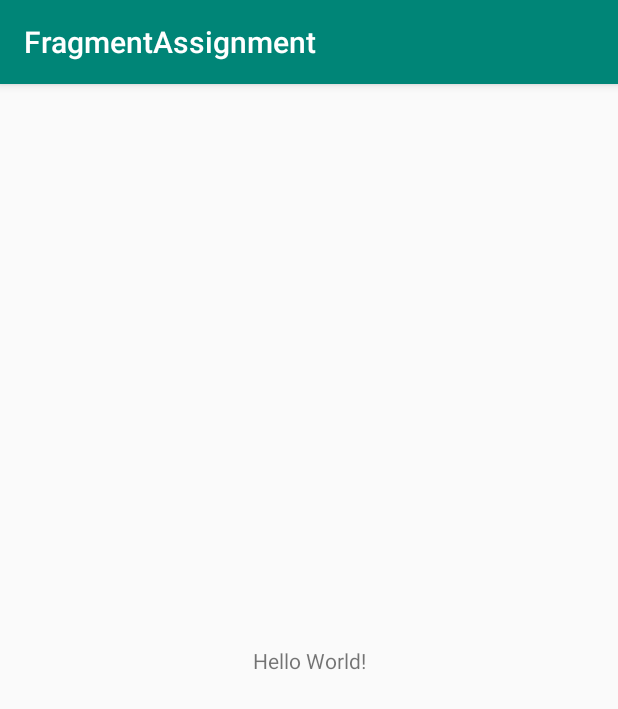
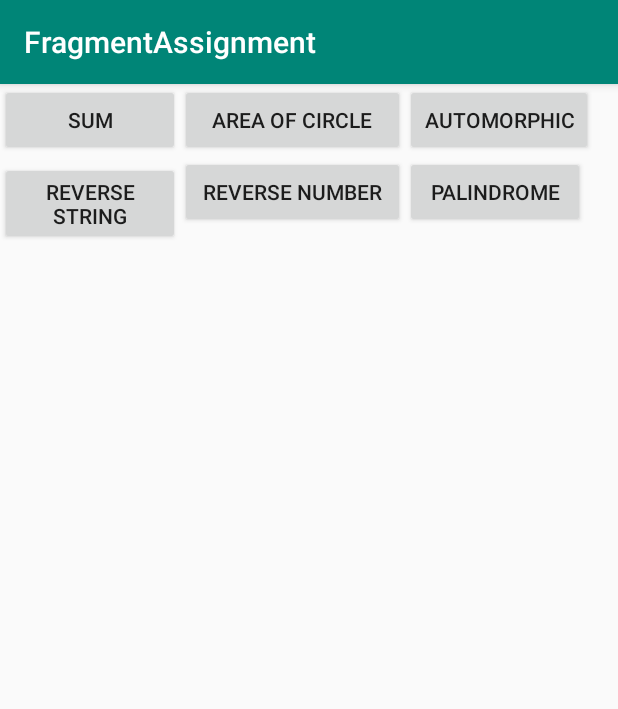
Before and after one commit to acesur/FragmentAssignment, an Android app: the screen it shows after launch (MainActivity), on a phone screen of 412 x 824 dp. Shown: the top 709 px of the screen. Run offline under Robolectric (Android 15) with nearby library versions, the phone set to English and light mode, and no system bars.

Commit message:
Button function creation

```diff
--- a/app/build.gradle
+++ b/app/build.gradle
@@ -23,6 +23,7 @@ dependencies {
     implementation fileTree(dir: 'libs', include: ['*.jar'])
     implementation 'androidx.appcompat:appcompat:1.1.0'
     implementation 'androidx.constraintlayout:constraintlayout:1.1.3'
+    implementation 'androidx.legacy:legacy-support-v4:1.0.0'
     testImplementation 'junit:junit:4.12'
     androidTestImplementation 'androidx.test.ext:junit:1.1.1'
     androidTestImplementation 'androidx.test.espresso:espresso-core:3.2.0'
--- a/app/src/main/java/com/example/fragmentassignment/MainActivity.java
+++ b/app/src/main/java/com/example/fragmentassignment/MainActivity.java
@@ -1,14 +1,89 @@
 package com.example.fragmentassignment;
 
 import androidx.appcompat.app.AppCompatActivity;
+import androidx.fragment.app.FragmentManager;
+import androidx.fragment.app.FragmentTransaction;
 
 import android.os.Bundle;
+import android.view.View;
+import android.widget.Button;
 
-public class MainActivity extends AppCompatActivity {
+import com.example.fragmentassignment.fragments.AreaOfCircle;
+import com.example.fragmentassignment.fragments.AutomorphicFragment;
+import com.example.fragmentassignment.fragments.PalindromeFragment;
+import com.example.fragmentassignment.fragments.ReverseNumFragment;
+import com.example.fragmentassignment.fragments.ReverseStringFragment;
+import com.example.fragmentassignment.fragments.SumFragment;
+
+public class MainActivity extends AppCompatActivity implements View.OnClickListener{
+    Button btnSum, btnArea, btnAutomorphic, btnReverseNum, btnPalindrome, btnReverseString;
+
 
     @Override
     protected void onCreate(Bundle savedInstanceState) {
         super.onCreate(savedInstanceState);
         setContentView(R.layout.activity_main);
+        this.bindControlsAndListeners();
+    }
+    private void bindControlsAndListeners(){
+
+        this.btnSum = findViewById(R.id.btnSum);
+        this.btnSum.setOnClickListener(this);
+
+        this.btnArea = findViewById(R.id.btnArea);
+        this.btnArea.setOnClickListener(this);
+
+        this.btnAutomorphic = findViewById(R.id.btnAutomorphic);
+        this.btnAutomorphic.setOnClickListener(this);
+
+        this.btnReverseNum = findViewById(R.id.btnReverseNum);
+        this.btnReverseNum.setOnClickListener(this);
+
+        this.btnReverseString = findViewById(R.id.btnReverseString);
+        this.btnReverseString.setOnClickListener(this);
+
+        this.btnPalindrome = findViewById(R.id.btnPalindrome);
+        this.btnPalindrome.setOnClickListener(this);
+    }
+
+    @Override
+    public void onClick(View v){
+        FragmentManager fragmentManager = getSupportFragmentManager();
+        FragmentTransaction fragmentTransaction = fragmentManager.beginTransaction();
+        switch (v.getId()){
+            case R.id.btnSum:
+                SumFragment sumFragment = new SumFragment();
+                fragmentTransaction.replace(R.id.fragmentContainer,sumFragment);
+                fragmentTransaction.commit();
+
+                break;
+            case R.id.btnArea:
+                AreaOfCircle areaOfCircle = new AreaOfCircle();
+                fragmentTransaction.replace(R.id.fragmentContainer,areaOfCircle);
+                fragmentTransaction.commit();
+                break;
+            case R.id.btnAutomorphic:
+                AutomorphicFragment automorphicFragment = new AutomorphicFragment();
+                fragmentTransaction.replace(R.id.fragmentContainer,automorphicFragment);
+                fragmentTransaction.commit();
+                break;
+            case R.id.btnReverseNum:
+                ReverseNumFragment reverseNumFragment = new ReverseNumFragment();
+                fragmentTransaction.replace(R.id.fragmentContainer,reverseNumFragment);
+                fragmentTransaction.commit();
+                break;
+            case R.id.btnReverseString:
+                ReverseStringFragment reverseStringFragment = new ReverseStringFragment();
+                fragmentTransaction.replace(R.id.fragmentContainer,reverseStringFragment);
+                fragmentTransaction.commit();
+                break;
+            case R.id.btnPalindrome:
+                PalindromeFragment palindromeFragment = new PalindromeFragment();
+                fragmentTransaction.replace(R.id.fragmentContainer,palindromeFragment);
+                fragmentTransaction.commit();
+                break;
+
+
+        }
     }
 }
--- a/app/src/main/res/layout/activity_main.xml
+++ b/app/src/main/res/layout/activity_main.xml
@@ -1,18 +1,67 @@
 <?xml version="1.0" encoding="utf-8"?>
-<androidx.constraintlayout.widget.ConstraintLayout xmlns:android="http://schemas.android.com/apk/res/android"
+<LinearLayout xmlns:android="http://schemas.android.com/apk/res/android"
     xmlns:app="http://schemas.android.com/apk/res-auto"
     xmlns:tools="http://schemas.android.com/tools"
     android:layout_width="match_parent"
     android:layout_height="match_parent"
+    android:orientation="vertical"
     tools:context=".MainActivity">
 
-    <TextView
-        android:layout_width="wrap_content"
-        android:layout_height="wrap_content"
-        android:text="Hello World!"
-        app:layout_constraintBottom_toBottomOf="parent"
-        app:layout_constraintLeft_toLeftOf="parent"
-        app:layout_constraintRight_toRightOf="parent"
-        app:layout_constraintTop_toTopOf="parent" />
+    <GridLayout
+        android:layout_width="436dp"
+        android:layout_height="123dp">
 
-</androidx.constraintlayout.widget.ConstraintLayout>
+        <Button
+            android:id="@+id/btnSum"
+            android:layout_width="120dp"
+            android:layout_height="wrap_content"
+            android:text="Sum" />
+
+        <Button
+            android:id="@+id/btnArea"
+            android:layout_width="150dp"
+            android:layout_height="wrap_content"
+            android:text="Area of Circle" />
+
+
+        <Button
+            android:id="@+id/btnAutomorphic"
+            android:layout_width="125dp"
+            android:layout_height="wrap_content"
+            android:layout_row="0"
+            android:layout_column="2"
+            android:text="Automorphic" />
+
+        <Button
+            android:id="@+id/btnReverseString"
+            android:layout_width="120dp"
+            android:layout_height="wrap_content"
+            android:layout_row="1"
+            android:layout_column="0"
+            android:text="Reverse String" />
+
+        <Button
+            android:id="@+id/btnReverseNum"
+            android:layout_width="150dp"
+            android:layout_height="wrap_content"
+            android:layout_row="1"
+            android:layout_column="1"
+            android:text="Reverse Number" />
+
+        <Button
+            android:id="@+id/btnPalindrome"
+            android:layout_width="120dp"
+            android:layout_height="wrap_content"
+            android:layout_row="1"
+            android:layout_column="2"
+            android:text="Palindrome" />
+
+    </GridLayout>
+
+    <LinearLayout
+        android:id="@+id/fragmentContainer"
+        android:layout_width="match_parent"
+        android:layout_height="400dp"
+        android:orientation="vertical"/>
+
+</LinearLayout>
--- a/app/src/main/res/values/strings.xml
+++ b/app/src/main/res/values/strings.xml
@@ -1,3 +1,6 @@
 <resources>
     <string name="app_name">FragmentAssignment</string>
+
+    <!-- TODO: Remove or change this placeholder text -->
+    <string name="hello_blank_fragment">Hello blank fragment</string>
 </resources>
```
Also changed, not shown: app/src/main/java/com/example/fragmentassignment/fragments/AreaOfCircle.java (added, +52 -0 lines), app/src/main/java/com/example/fragmentassignment/fragments/AutomorphicFragment.java (added, +32 -0 lines), app/src/main/java/com/example/fragmentassignment/fragments/PalindromeFragment.java (added, +32 -0 lines), app/src/main/java/com/example/fragmentassignment/fragments/ReverseNumFragment.java (added, +32 -0 lines), app/src/main/java/com/example/fragmentassignment/fragments/ReverseStringFragment.java (added, +32 -0 lines), app/src/main/java/com/example/fragmentassignment/fragments/SumFragment.java (added, +54 -0 lines), app/src/main/res/layout/fragment_area_of_circle.xml (added, +29 -0 lines), app/src/main/res/layout/fragment_automorphic.xml (added, +14 -0 lines), app/src/main/res/layout/fragment_palindrome.xml (added, +14 -0 lines), app/src/main/res/layout/fragment_reverse_num.xml (added, +14 -0 lines), app/src/main/res/layout/fragment_reverse_string.xml (added, +14 -0 lines), app/src/main/res/layout/fragment_sum.xml (added, +36 -0 lines).
